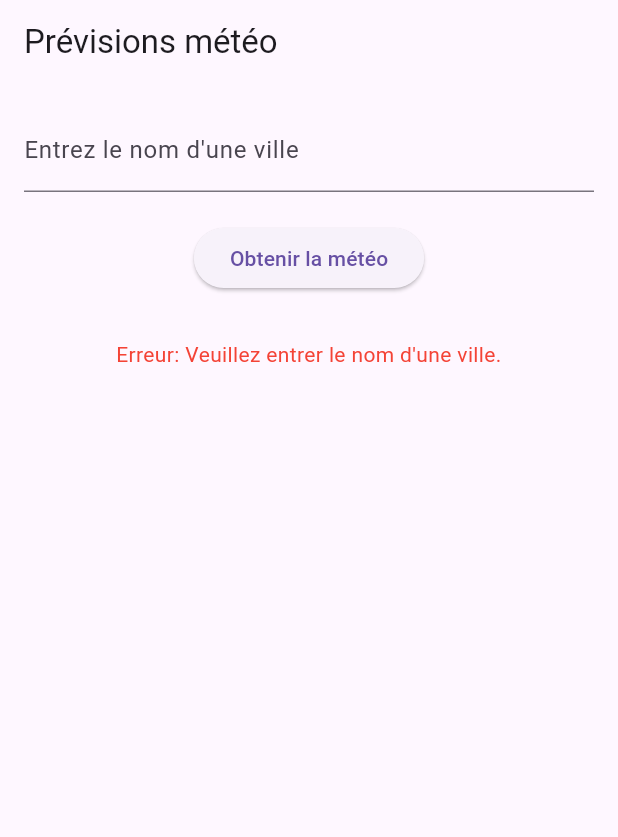
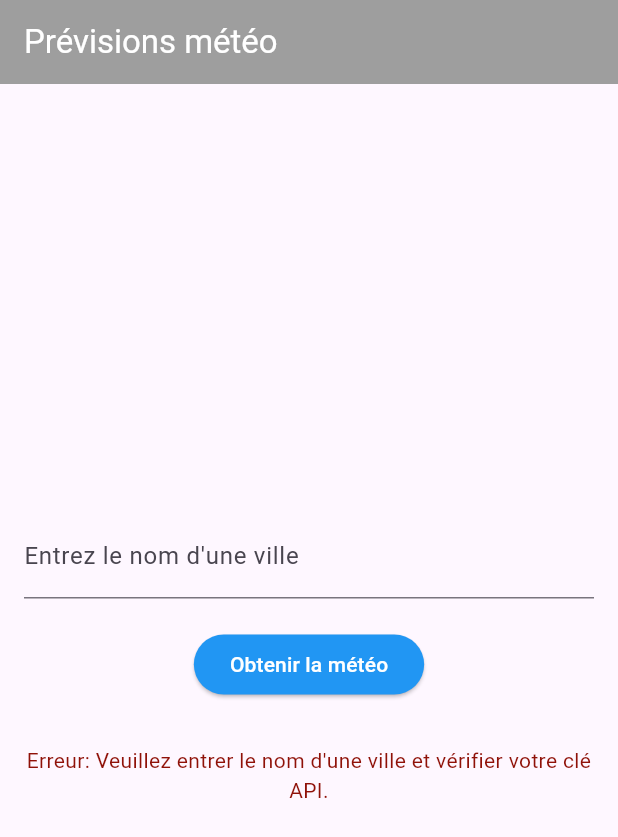
Before and after one commit to Pasci1993/Appli-meteo4, a Flutter app: the screen it shows after launch, after a tap on "Obtenir la météo", on a phone screen of 412 x 824 dp. Shown: the top 837 px of the screen. Run offline on Flutter 3.47's test engine with Material 3 defaults, Android fonts, the light colour scheme and no system bars.

Commit message:
Description concise de mes modifications

```diff
--- a/analysis_options.yaml
+++ b/analysis_options.yaml
@@ -10,6 +10,7 @@
 analyzer:
   errors:
     constant_identifier_names: ignore
+    deprecated_member_use: ignore
     library_private_types_in_public_api: ignore
     non_constant_identifier_names: ignore
     use_key_in_widget_constructors: ignore
--- a/lib/main.dart
+++ b/lib/main.dart
@@ -1,11 +1,10 @@
 import 'package:flutter/material.dart';
+import 'package:flutter/services.dart'; // Pour SystemChrome
 import 'package:http/http.dart' as http;
 import 'dart:convert';
 
-
 const String API_KEY = '1abf3d1674416de116e95e86dfa252df';
 const String BASE_URL = 'https://api.openweathermap.org/data/2.5/weather';
-
 void main() {
   runApp(MonApplication());
 }
@@ -14,31 +13,33 @@ class MonApplication extends StatelessWidget {
   @override
   Widget build(BuildContext context) {
     return MaterialApp(
-      debugShowCheckedModeBanner: false,
       title: 'Application Météo',
       theme: ThemeData(
-        primarySwatch: Colors.blue,
+        primarySwatch: Colors.blueGrey,
       ),
+      debugShowCheckedModeBanner: false,
       home: PrevisionInterface(),
     );
   }
 }
+
 class PrevisionInterface extends StatefulWidget {
   @override
   _PrevisionInterfaceState createState() => _PrevisionInterfaceState();
 }
 
 class _PrevisionInterfaceState extends State<PrevisionInterface> {
-
   final TextEditingController _villeController = TextEditingController();
   bool _isLoading = false;
   Map<String, dynamic>? _DonneesMeteo;
   String? _erreur;
+
+
   Future<void> _RecupererDonnees() async {
     final ville = _villeController.text.trim();
-    if (ville.isEmpty) {
+    if (ville.isEmpty || API_KEY == 'VOTRE_CLE_API_OPENWEATHER') {
       setState(() {
-        _erreur = "Veuillez entrer le nom d'une ville.";
+        _erreur = "Veuillez entrer le nom d'une ville et vérifier votre clé API.";
         _DonneesMeteo = null;
       });
       return;
@@ -52,7 +53,6 @@ class _PrevisionInterfaceState extends State<PrevisionInterface> {
 
     try {
       final url = Uri.parse('$BASE_URL?q=$ville&appid=$API_KEY&units=metric&lang=fr');
-
       final reponse = await http.get(url);
 
       if (reponse.statusCode == 200) {
@@ -71,7 +71,7 @@ class _PrevisionInterfaceState extends State<PrevisionInterface> {
       }
     } catch (e) {
       setState(() {
-        _erreur = "Erreur de connexion : impossible d'atteindre le service météo. ($e)";
+        _erreur = "Erreur de connexion : impossible d'atteindre le service météo.";
       });
     } finally {
       setState(() {
@@ -82,14 +82,31 @@ class _PrevisionInterfaceState extends State<PrevisionInterface> {
 
   @override
   Widget build(BuildContext context) {
+    SystemChrome.setSystemUIOverlayStyle(
+      SystemUiOverlayStyle(
+        statusBarColor: Colors.grey[800],
+        statusBarIconBrightness: Brightness.light,
+      ),
+    );
+
     return Scaffold(
       appBar: AppBar(
-        title: Text('Prévisions météo'),
+        title: Text(
+          'Prévisions météo',
+          style: TextStyle(color: Colors.white),
         ),
-      body: Padding(
+        backgroundColor: Colors.grey,
+        elevation: 0,
+      ),
+
+      body: Center(
+        child: Padding(
           padding: const EdgeInsets.all(16.0),
           child: Column(
+            mainAxisSize: MainAxisSize.min,
+            crossAxisAlignment: CrossAxisAlignment.center,
             children: <Widget>[
+
               TextField(
                 controller: _villeController,
                 decoration: InputDecoration(
@@ -103,7 +120,11 @@ class _PrevisionInterfaceState extends State<PrevisionInterface> {
 
               ElevatedButton(
                 onPressed: _isLoading ? null : _RecupererDonnees,
-              child: Text('Obtenir la météo'),
+                style: ButtonStyle(
+                  backgroundColor: MaterialStateProperty.all(Colors.blue),
+                  foregroundColor: MaterialStateProperty.all(Colors.white),
+                ),
+                child: const Text('Obtenir la météo'),
               ),
 
               SizedBox(height: 30),
@@ -112,21 +133,21 @@ class _PrevisionInterfaceState extends State<PrevisionInterface> {
               else if (_erreur != null)
                 Text(
                   'Erreur: $_erreur',
-                style: TextStyle(color: Colors.red),
+                  style: TextStyle(color: const Color.fromARGB(255, 143, 17, 8)),
                   textAlign: TextAlign.center,
                 )
               else if (_DonneesMeteo != null)
-              Expanded(
-                child: DonneesMeteoWidget(donneesMeteo: _DonneesMeteo!),
-              )
+                DonneesMeteoWidget(donneesMeteo: _DonneesMeteo!)
               else
                 Text('Aucune donnée météo disponible.', style: TextStyle(fontSize: 16)),
             ],
           ),
         ),
+      ),
     );
   }
 }
+
 class DonneesMeteoWidget extends StatelessWidget {
   final Map<String, dynamic> donneesMeteo;
 
@@ -134,6 +155,7 @@ class DonneesMeteoWidget extends StatelessWidget {
 
   @override
   Widget build(BuildContext context) {
+
     final String nomVille = donneesMeteo['name'];
     final double temperature = donneesMeteo['main']['temp'];
     final String description = donneesMeteo['weather'][0]['description'];
@@ -145,7 +167,7 @@ class DonneesMeteoWidget extends StatelessWidget {
         children: <Widget>[
           Text(
             nomVille,
-            style: TextStyle(fontSize: 32, fontWeight: FontWeight.bold),
+            style: TextStyle(fontSize: 32,color: Colors.redAccent, fontWeight: FontWeight.bold),
           ),
           SizedBox(height: 10),
           Text(
@@ -155,7 +177,7 @@ class DonneesMeteoWidget extends StatelessWidget {
           SizedBox(height: 10),
           Text(
             description.toUpperCase(),
-            style: TextStyle(fontSize: 24, fontStyle: FontStyle.italic),
+            style: TextStyle(fontSize: 24,color: Colors.black,),
           ),
           SizedBox(height: 20),
           Text(
```
Lines whose indentation alone changed are shown as unchanged.
